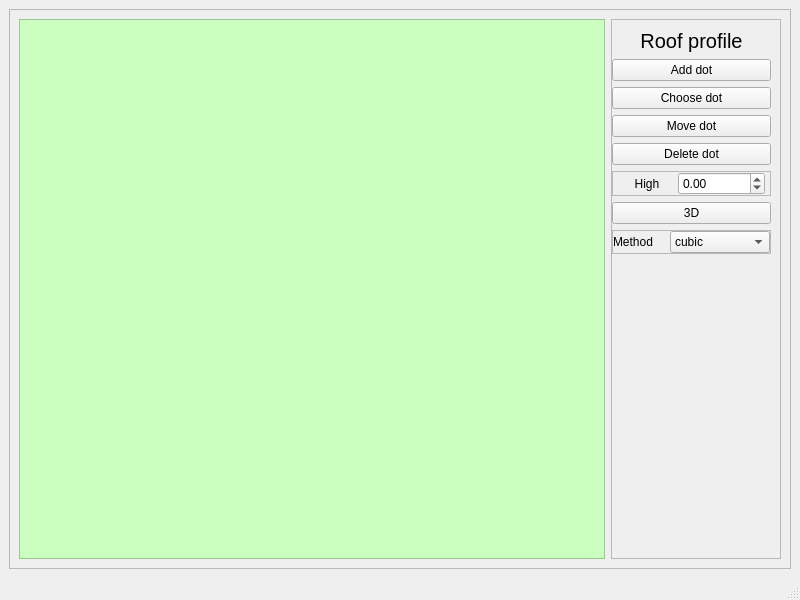
The window that ui/roof_profile_edit.ui (CheckListHW/InputData) describes before a commit, drawn with Qt 5.
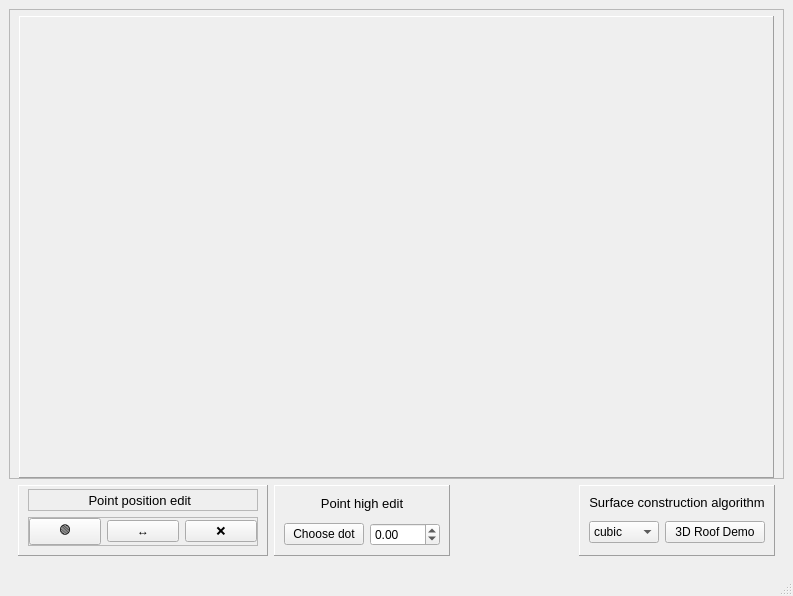
The same window after the commit.

```diff
--- a/ui/roof_profile_edit.ui
+++ b/ui/roof_profile_edit.ui
@@ -6,8 +6,8 @@
    <rect>
     <x>0</x>
     <y>0</y>
-    <width>800</width>
-    <height>600</height>
+    <width>793</width>
+    <height>596</height>
    </rect>
   </property>
   <property name="windowTitle">
@@ -29,8 +29,20 @@
       <property name="frameShadow">
        <enum>QFrame::Raised</enum>
       </property>
-      <layout class="QGridLayout" name="gridLayout">
-       <item row="0" column="0">
+      <layout class="QVBoxLayout" name="verticalLayout">
+       <property name="leftMargin">
+        <number>9</number>
+       </property>
+       <property name="topMargin">
+        <number>6</number>
+       </property>
+       <property name="rightMargin">
+        <number>9</number>
+       </property>
+       <property name="bottomMargin">
+        <number>0</number>
+       </property>
+       <item>
         <widget class="QFrame" name="draw_polygon_frame">
          <property name="minimumSize">
           <size>
@@ -39,235 +51,390 @@
           </size>
          </property>
          <property name="styleSheet">
-          <string notr="true">background-color:rgb(202, 255, 192)</string>
+          <string notr="true"/>
          </property>
          <property name="frameShape">
-          <enum>QFrame::StyledPanel</enum>
+          <enum>QFrame::Panel</enum>
          </property>
          <property name="frameShadow">
           <enum>QFrame::Raised</enum>
          </property>
         </widget>
        </item>
-       <item row="0" column="1">
-        <widget class="QFrame" name="toolbar_frame">
-         <property name="minimumSize">
-          <size>
-           <width>150</width>
-           <height>0</height>
-          </size>
+      </layout>
+     </widget>
+    </item>
+    <item>
+     <widget class="QFrame" name="toolbar_frame">
+      <property name="minimumSize">
+       <size>
+        <width>0</width>
+        <height>0</height>
+       </size>
+      </property>
+      <property name="maximumSize">
+       <size>
+        <width>16777215</width>
+        <height>80</height>
+       </size>
+      </property>
+      <property name="frameShape">
+       <enum>QFrame::NoFrame</enum>
+      </property>
+      <property name="frameShadow">
+       <enum>QFrame::Raised</enum>
+      </property>
+      <layout class="QGridLayout" name="gridLayout">
+       <property name="sizeConstraint">
+        <enum>QLayout::SetDefaultConstraint</enum>
+       </property>
+       <property name="leftMargin">
+        <number>9</number>
+       </property>
+       <property name="topMargin">
+        <number>0</number>
+       </property>
+       <item row="0" column="3">
+        <widget class="QFrame" name="frame_2">
+         <property name="frameShape">
+          <enum>QFrame::Panel</enum>
          </property>
+         <property name="frameShadow">
+          <enum>QFrame::Raised</enum>
+         </property>
+         <layout class="QGridLayout" name="gridLayout_3">
+          <property name="leftMargin">
+           <number>9</number>
+          </property>
+          <property name="topMargin">
+           <number>3</number>
+          </property>
+          <property name="rightMargin">
+           <number>9</number>
+          </property>
+          <property name="bottomMargin">
+           <number>9</number>
+          </property>
+          <item row="0" column="0" colspan="3">
+           <widget class="QLabel" name="label_3">
+            <property name="maximumSize">
+             <size>
+              <width>16777215</width>
+              <height>20</height>
+             </size>
+            </property>
+            <property name="font">
+             <font>
+              <pointsize>10</pointsize>
+             </font>
+            </property>
+            <property name="text">
+             <string>Surface construction algorithm</string>
+            </property>
+            <property name="alignment">
+             <set>Qt::AlignCenter</set>
+            </property>
+           </widget>
+          </item>
+          <item row="1" column="0">
+           <widget class="QComboBox" name="interpolateMethodComboBox">
+            <property name="minimumSize">
+             <size>
+              <width>70</width>
+              <height>0</height>
+             </size>
+            </property>
+            <property name="maximumSize">
+             <size>
+              <width>16777215</width>
+              <height>16777215</height>
+             </size>
+            </property>
+            <property name="baseSize">
+             <size>
+              <width>0</width>
+              <height>0</height>
+             </size>
+            </property>
+            <item>
+             <property name="text">
+              <string>cubic</string>
+             </property>
+            </item>
+            <item>
+             <property name="text">
+              <string>linear</string>
+             </property>
+            </item>
+           </widget>
+          </item>
+          <item row="1" column="1" colspan="2">
+           <widget class="QPushButton" name="threeDButton">
+            <property name="text">
+             <string>3D Roof Demo</string>
+            </property>
+           </widget>
+          </item>
+         </layout>
+        </widget>
+       </item>
+       <item row="0" column="0">
+        <widget class="QFrame" name="frame_3">
          <property name="maximumSize">
           <size>
-           <width>170</width>
+           <width>250</width>
            <height>16777215</height>
           </size>
          </property>
          <property name="frameShape">
-          <enum>QFrame::StyledPanel</enum>
+          <enum>QFrame::Panel</enum>
          </property>
          <property name="frameShadow">
           <enum>QFrame::Raised</enum>
          </property>
-         <layout class="QVBoxLayout" name="verticalLayout">
-          <property name="sizeConstraint">
-           <enum>QLayout::SetDefaultConstraint</enum>
-          </property>
+         <layout class="QVBoxLayout" name="verticalLayout_3">
           <property name="leftMargin">
-           <number>0</number>
+           <number>9</number>
           </property>
+          <property name="topMargin">
+           <number>3</number>
+          </property>
+          <property name="rightMargin">
+           <number>9</number>
+          </property>
           <item>
-           <widget class="QLabel" name="modeName">
-            <property name="maximumSize">
-             <size>
-              <width>16777215</width>
-              <height>30</height>
-             </size>
-            </property>
-            <property name="font">
-             <font>
-              <family>Arial</family>
-              <pointsize>15</pointsize>
-             </font>
-            </property>
-            <property name="text">
-             <string>Roof profile</string>
-            </property>
-            <property name="textFormat">
-             <enum>Qt::AutoText</enum>
-            </property>
-            <property name="alignment">
-             <set>Qt::AlignCenter</set>
-            </property>
-           </widget>
-          </item>
-          <item>
-           <widget class="QPushButton" name="addDot">
-            <property name="text">
-             <string>Add dot</string>
-            </property>
-           </widget>
-          </item>
-          <item>
-           <widget class="QPushButton" name="chooseDot">
-            <property name="text">
-             <string>Choose dot</string>
-            </property>
-           </widget>
-          </item>
-          <item>
-           <widget class="QPushButton" name="moveDot">
-            <property name="text">
-             <string>Move dot</string>
-            </property>
-           </widget>
-          </item>
-          <item>
-           <widget class="QPushButton" name="deleteDot">
-            <property name="text">
-             <string>Delete dot</string>
-            </property>
-           </widget>
-          </item>
-          <item>
-           <widget class="QFrame" name="frame">
+           <widget class="QFrame" name="frame_4">
             <property name="frameShape">
              <enum>QFrame::StyledPanel</enum>
             </property>
             <property name="frameShadow">
              <enum>QFrame::Raised</enum>
             </property>
-            <layout class="QHBoxLayout" name="horizontalLayout_2">
+            <layout class="QHBoxLayout" name="horizontalLayout">
              <property name="spacing">
-              <number>6</number>
+              <number>0</number>
+             </property>
+             <property name="leftMargin">
+              <number>0</number>
              </property>
              <property name="topMargin">
               <number>0</number>
              </property>
              <property name="rightMargin">
-              <number>5</number>
+              <number>0</number>
              </property>
              <property name="bottomMargin">
               <number>0</number>
              </property>
              <item>
-              <widget class="QLabel" name="label_4">
+              <spacer name="horizontalSpacer">
+               <property name="orientation">
+                <enum>Qt::Horizontal</enum>
+               </property>
+               <property name="sizeHint" stdset="0">
+                <size>
+                 <width>5</width>
+                 <height>20</height>
+                </size>
+               </property>
+              </spacer>
+             </item>
+             <item>
+              <widget class="QLabel" name="modeNameStaticLabel">
                <property name="maximumSize">
                 <size>
-                 <width>50</width>
-                 <height>16777215</height>
+                 <width>16777215</width>
+                 <height>20</height>
                 </size>
                </property>
+               <property name="font">
+                <font>
+                 <pointsize>10</pointsize>
+                </font>
+               </property>
                <property name="text">
-                <string>High</string>
+                <string>Point position edit</string>
                </property>
                <property name="alignment">
-                <set>Qt::AlignCenter</set>
+                <set>Qt::AlignRight|Qt::AlignTrailing|Qt::AlignVCenter</set>
                </property>
               </widget>
              </item>
              <item>
-              <widget class="QDoubleSpinBox" name="heightSpinBox">
-               <property name="minimum">
-                <double>-500.000000000000000</double>
-               </property>
-               <property name="maximum">
-                <double>500.000000000000000</double>
-               </property>
-               <property name="singleStep">
-                <double>0.010000000000000</double>
-               </property>
-              </widget>
-             </item>
-            </layout>
-           </widget>
-          </item>
-          <item>
-           <widget class="QPushButton" name="threeDButton">
-            <property name="text">
-             <string>3D</string>
-            </property>
-           </widget>
-          </item>
-          <item>
-           <widget class="QFrame" name="frame_2">
-            <property name="frameShape">
-             <enum>QFrame::StyledPanel</enum>
-            </property>
-            <property name="frameShadow">
-             <enum>QFrame::Raised</enum>
-            </property>
-            <layout class="QHBoxLayout" name="horizontalLayout">
-             <property name="leftMargin">
-              <number>0</number>
-             </property>
-             <property name="topMargin">
-              <number>0</number>
-             </property>
-             <property name="rightMargin">
-              <number>0</number>
-             </property>
-             <property name="bottomMargin">
-              <number>0</number>
-             </property>
-             <item>
-              <widget class="QLabel" name="label">
-               <property name="text">
-                <string>Method</string>
-               </property>
-              </widget>
-             </item>
-             <item>
-              <widget class="QComboBox" name="interpolateMethodComboBox">
+              <widget class="QLabel" name="modeNameLabel">
                <property name="minimumSize">
                 <size>
-                 <width>100</width>
+                 <width>5</width>
                  <height>0</height>
                 </size>
                </property>
                <property name="maximumSize">
                 <size>
                  <width>16777215</width>
-                 <height>16777215</height>
+                 <height>20</height>
                 </size>
                </property>
-               <property name="baseSize">
-                <size>
-                 <width>0</width>
-                 <height>0</height>
-                </size>
+               <property name="font">
+                <font>
+                 <pointsize>10</pointsize>
+                </font>
                </property>
-               <item>
-                <property name="text">
-                 <string>cubic</string>
-                </property>
-               </item>
-               <item>
-                <property name="text">
-                 <string>linear</string>
-                </property>
-               </item>
+               <property name="text">
+                <string/>
+               </property>
               </widget>
              </item>
+             <item>
+              <spacer name="horizontalSpacer_2">
+               <property name="orientation">
+                <enum>Qt::Horizontal</enum>
+               </property>
+               <property name="sizeHint" stdset="0">
+                <size>
+                 <width>5</width>
+                 <height>20</height>
+                </size>
+               </property>
+              </spacer>
+             </item>
             </layout>
            </widget>
           </item>
           <item>
-           <spacer name="verticalSpacer">
-            <property name="orientation">
-             <enum>Qt::Vertical</enum>
+           <widget class="QFrame" name="frame_5">
+            <property name="frameShape">
+             <enum>QFrame::StyledPanel</enum>
             </property>
-            <property name="sizeHint" stdset="0">
+            <property name="frameShadow">
+             <enum>QFrame::Raised</enum>
+            </property>
+            <layout class="QHBoxLayout" name="horizontalLayout_2">
+             <property name="leftMargin">
+              <number>0</number>
+             </property>
+             <property name="topMargin">
+              <number>0</number>
+             </property>
+             <property name="rightMargin">
+              <number>0</number>
+             </property>
+             <property name="bottomMargin">
+              <number>0</number>
+             </property>
+             <item>
+              <widget class="QPushButton" name="addDot">
+               <property name="text">
+                <string>🟢</string>
+               </property>
+              </widget>
+             </item>
+             <item>
+              <widget class="QPushButton" name="moveDot">
+               <property name="text">
+                <string>↔</string>
+               </property>
+              </widget>
+             </item>
+             <item>
+              <widget class="QPushButton" name="deleteDot">
+               <property name="text">
+                <string>❌</string>
+               </property>
+              </widget>
+             </item>
+            </layout>
+           </widget>
+          </item>
+         </layout>
+        </widget>
+       </item>
+       <item row="0" column="1">
+        <widget class="QFrame" name="frame">
+         <property name="frameShape">
+          <enum>QFrame::Panel</enum>
+         </property>
+         <property name="frameShadow">
+          <enum>QFrame::Raised</enum>
+         </property>
+         <layout class="QGridLayout" name="gridLayout_4">
+          <property name="topMargin">
+           <number>3</number>
+          </property>
+          <property name="rightMargin">
+           <number>9</number>
+          </property>
+          <property name="bottomMargin">
+           <number>3</number>
+          </property>
+          <item row="1" column="1">
+           <widget class="QDoubleSpinBox" name="heightSpinBox">
+            <property name="minimumSize">
              <size>
-              <width>20</width>
-              <height>40</height>
+              <width>70</width>
+              <height>0</height>
              </size>
             </property>
-           </spacer>
+            <property name="maximumSize">
+             <size>
+              <width>16777215</width>
+              <height>16777215</height>
+             </size>
+            </property>
+            <property name="minimum">
+             <double>-500.000000000000000</double>
+            </property>
+            <property name="maximum">
+             <double>500.000000000000000</double>
+            </property>
+            <property name="singleStep">
+             <double>0.010000000000000</double>
+            </property>
+           </widget>
           </item>
+          <item row="1" column="0">
+           <widget class="QPushButton" name="chooseDot">
+            <property name="text">
+             <string>Choose dot</string>
+            </property>
+           </widget>
+          </item>
+          <item row="0" column="0" colspan="2">
+           <widget class="QLabel" name="label_5">
+            <property name="maximumSize">
+             <size>
+              <width>16777215</width>
+              <height>20</height>
+             </size>
+            </property>
+            <property name="font">
+             <font>
+              <pointsize>10</pointsize>
+             </font>
+            </property>
+            <property name="text">
+             <string>Point high edit</string>
+            </property>
+            <property name="alignment">
+             <set>Qt::AlignCenter</set>
+            </property>
+           </widget>
+          </item>
          </layout>
         </widget>
        </item>
+       <item row="0" column="2">
+        <spacer name="horizontalSpacer_3">
+         <property name="orientation">
+          <enum>Qt::Horizontal</enum>
+         </property>
+         <property name="sizeHint" stdset="0">
+          <size>
+           <width>40</width>
+           <height>20</height>
+          </size>
+         </property>
+        </spacer>
+       </item>
       </layout>
      </widget>
     </item>
```
Left out of the diff: 2 changed lines with no effect on the pictures.
